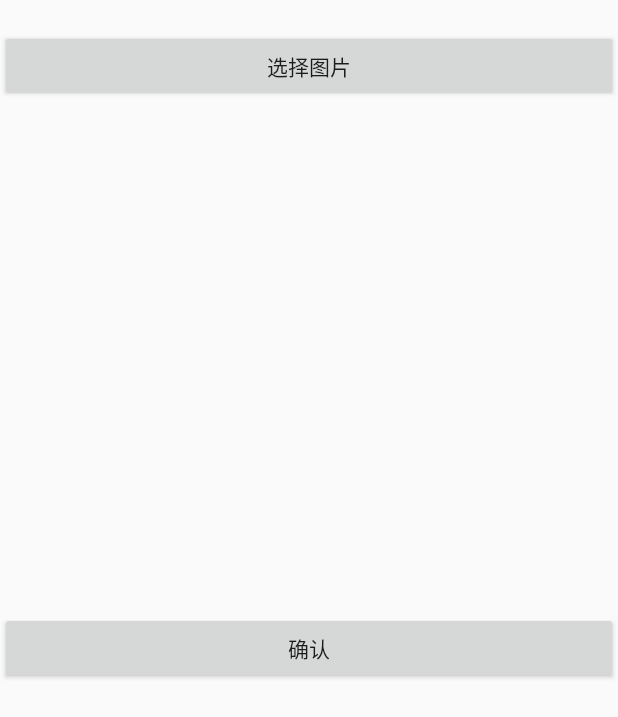
After one commit to simple-soul/MyLearningDemo, an Android app: the layout activity_wallpaper.xml on its own in the app's theme, with its tools: preview values and no code run, on a phone screen of 412 x 824 dp. The commit adds this screen. Shown: the top 717 px of the screen. Run offline under Robolectric (Android 15) with nearby library versions, the phone set to English and light mode, and no system bars.

Commit message:
发发发

```diff
--- a/app/build.gradle
+++ b/app/build.gradle
@@ -20,11 +20,12 @@ android {
 }
 
 dependencies {
-    compile fileTree(dir: 'libs', include: ['*.jar'])
+    compile fileTree(include: ['*.jar'], dir: 'libs')
     androidTestCompile('com.android.support.test.espresso:espresso-core:2.2.2', {
         exclude group: 'com.android.support', module: 'support-annotations'
     })
     compile 'com.android.support:appcompat-v7:25.3.0'
     compile 'com.android.support.constraint:constraint-layout:1.0.1'
     testCompile 'junit:junit:4.12'
+    compile 'com.jakewharton:butterknife:8.5.1'
 }
--- a/app/src/main/AndroidManifest.xml
+++ b/app/src/main/AndroidManifest.xml
@@ -3,6 +3,9 @@
           package="com.example.simple_soul.mylearningdemo">
 
     <uses-permission android:name="android.permission.VIBRATE"/>
+    <uses-permission android:name="android.permission.SET_WALLPAPER"/>
+    <uses-permission android:name="android.permission.READ_EXTERNAL_STORAGE"/>
+
 
     <application
         android:allowBackup="true"
@@ -23,6 +26,7 @@
         <activity android:name=".activity.ControlActivity"/>
         <activity android:name=".activity.MoveActivity">
         </activity>
+        <activity android:name=".activity.WallpaperActivity"/>
     </application>
 
 </manifest>
--- a/app/src/main/res/layout/activity_main.xml
+++ b/app/src/main/res/layout/activity_main.xml
@@ -32,4 +32,10 @@
         android:text="移动图片"
         />
 
+    <Button
+        android:id="@+id/btn4"
+        style="@style/ButtonStyle"
+        android:text="设置桌面背景"
+        />
+
 </LinearLayout>
--- /dev/null
+++ b/app/src/main/res/layout/activity_wallpaper.xml
@@ -0,0 +1,26 @@
+<?xml version="1.0" encoding="utf-8"?>
+<LinearLayout xmlns:android="http://schemas.android.com/apk/res/android"
+              android:orientation="vertical"
+              android:layout_width="match_parent"
+              android:layout_height="match_parent">
+
+    <Button
+        android:id="@+id/wallpaper_btn_select"
+        android:text="选择图片"
+        android:layout_marginTop="20dp"
+        android:layout_width="match_parent"
+        android:layout_height="wrap_content"/>
+
+    <ImageView
+        android:id="@+id/wallpaper_image"
+        android:layout_width="match_parent"
+        android:layout_marginTop="20dp"
+        android:layout_height="300dp"/>
+
+    <Button
+        android:layout_marginTop="20dp"
+        android:text="确认"
+        android:id="@+id/wallpaper_btn_confirm"
+        android:layout_width="match_parent"
+        android:layout_height="wrap_content"/>
+</LinearLayout>
```
Also changed, not shown: app/src/main/java/com/example/simple_soul/mylearningdemo/MainActivity.java (+9 -1 lines), app/src/main/java/com/example/simple_soul/mylearningdemo/activity/WallpaperActivity.java (added, +150 -0 lines).
